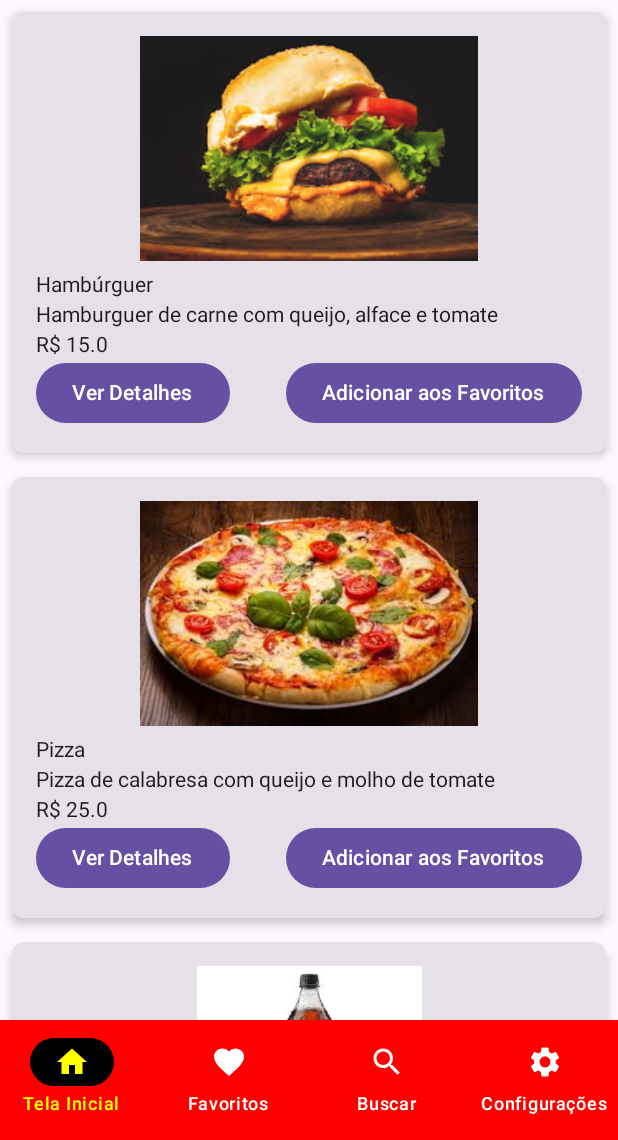
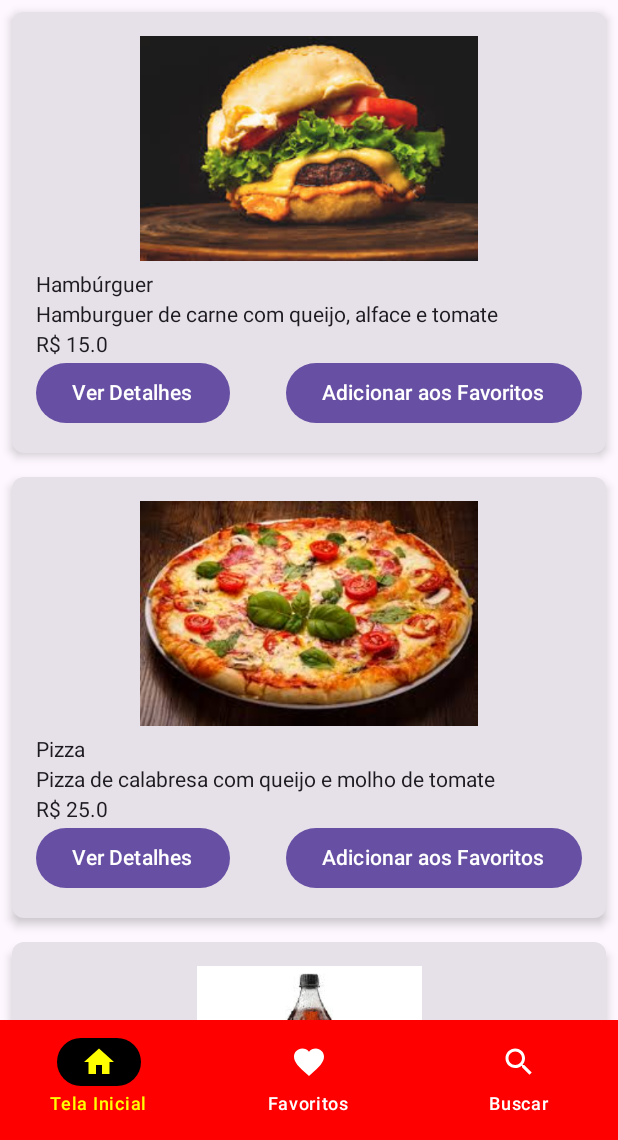
Before and after one commit to FGabriel-Lima/QuixaFood, an Android app built with Jetpack Compose: the screen it shows after launch (MainActivity), on a phone screen of 412 x 824 dp, the part 96-1236 px from its top. Run offline under Robolectric (Android 15) with nearby library versions, the phone set to English and light mode, and no system bars.

```diff
--- a/app/src/main/java/com/example/quixafood/navigation/NavGraph.kt
+++ b/app/src/main/java/com/example/quixafood/navigation/NavGraph.kt
@@ -20,49 +20,34 @@ import com.example.quixafood.ui.components.BottomNavigationBar
 import com.example.quixafood.ui.screens.FavoritesScreen
 import com.example.quixafood.ui.screens.HelpScreen
 import com.example.quixafood.ui.screens.HomeScreen
+import com.example.quixafood.ui.screens.SearchScreen
 import com.example.quixafood.ui.screens.SettingsScreen
-import com.example.quixafood.ui.screens.SearchScreen
 
-sealed class BottomBarScreen(val route: String, val icon:
-@Composable () -> Unit, val label: String) {
+sealed class BottomBarScreen(val route: String, val icon: @Composable () -> Unit, val label: String) {
     object Home : BottomBarScreen(
         route = "home",
-        icon = {
-            androidx.compose.material3.Icon(
-                Icons.Default.Home,
-                contentDescription = "Tela Inicial") },
+        icon = { androidx.compose.material3.Icon(Icons.Default.Home, contentDescription = "Tela Inicial") },
         label = "Tela Inicial"
     )
     object Favorites : BottomBarScreen(
         route = "favorites",
-        icon = {
-            androidx.compose.material3.Icon(Icons.Default.Favorite,
-                contentDescription = "Favorites") },
+        icon = { androidx.compose.material3.Icon(Icons.Default.Favorite, contentDescription = "Favoritos") },
         label = "Favoritos"
-    )
-    object Settings : BottomBarScreen(
-        route = "settings",
-        icon = {
-            androidx.compose.material3.Icon(Icons.Default.Settings,
-                contentDescription = "Settings") },
-        label = "Configurações"
     )
     object Help : BottomBarScreen(
         route = "help",
-        icon = {
-            androidx.compose.material3.Icon(Icons.Default.Info,
-                contentDescription = "Help") },
+        icon = { androidx.compose.material3.Icon(Icons.Default.Info, contentDescription = "Ajuda") },
         label = "Ajuda"
     )
     object Search : BottomBarScreen(
         route = "search",
-        icon = {
-            androidx.compose.material3.Icon(
-                Icons.Default.Search,  // Ícone de busca
-                contentDescription = "Buscar"
-            )
-        },
+        icon = { androidx.compose.material3.Icon(Icons.Default.Search, contentDescription = "Buscar") },
         label = "Buscar"
+    )
+    object Settings : BottomBarScreen( // Tela de Configurações
+        route = "settings",
+        icon = { androidx.compose.material3.Icon(Icons.Default.Settings, contentDescription = "Configurações") },
+        label = "Configurações"
     )
 }
 
@@ -72,7 +57,6 @@ fun NavGraph() {
     val navController = rememberNavController()
     Scaffold(
         bottomBar = {
-            // Passando o navController para o BottomNavigationBar
             BottomNavigationBar(navController = navController)
         }
     ) { innerPadding ->
@@ -98,12 +82,6 @@ fun NavGraph() {
                             restoreState = true
                         }
                     },
-                    onSettingsClick = {
-                        navController.navigate(BottomBarScreen.Settings.route) {
-                            popUpTo(navController.graph.startDestinationId) { inclusive = true }
-                            launchSingleTop = true
-                        }
-                    },
                     onHelpClick = {
                         navController.navigate(BottomBarScreen.Help.route) {
                             popUpTo(navController.graph.startDestinationId) { inclusive = true }
@@ -112,6 +90,9 @@ fun NavGraph() {
                     },
                     onLogoutClick = { context: Context ->
                         Toast.makeText(context, "Logout realizado com sucesso!", Toast.LENGTH_SHORT).show()
+                    },
+                    onSettingsClick = {
+                        navController.navigate(BottomBarScreen.Settings.route)
                     }
                 )
             }
@@ -119,11 +100,6 @@ fun NavGraph() {
             // Tela de Favoritos
             composable(BottomBarScreen.Favorites.route) {
                 FavoritesScreen()
-            }
-
-            // Tela de Configurações
-            composable(BottomBarScreen.Settings.route) {
-                SettingsScreen()
             }
 
             // Tela de Ajuda
@@ -135,6 +111,12 @@ fun NavGraph() {
             composable(BottomBarScreen.Search.route) {
                 SearchScreen(navController = navController)
             }
+
+            // Tela de Configurações
+            composable(BottomBarScreen.Settings.route) {
+                SettingsScreen()
+            }
+
         }
     }
 }
--- a/app/src/main/java/com/example/quixafood/ui/components/BottomNavigationBar.kt
+++ b/app/src/main/java/com/example/quixafood/ui/components/BottomNavigationBar.kt
@@ -8,9 +8,7 @@ import androidx.navigation.compose.currentBackStackEntryAsState
 import androidx.compose.material.icons.Icons
 import androidx.compose.material.icons.filled.Favorite
 import androidx.compose.material.icons.filled.Home
-import androidx.compose.material.icons.filled.Info
 import androidx.compose.material.icons.filled.Search
-import androidx.compose.material.icons.filled.Settings
 import androidx.compose.ui.graphics.vector.ImageVector
 
 @Composable
@@ -19,13 +17,12 @@ fun BottomNavigationBar(navController: NavController) {
         BottomBarItem("home", Icons.Default.Home, "Tela Inicial"),
         BottomBarItem("favorites", Icons.Default.Favorite, "Favoritos"),
         BottomBarItem("search", Icons.Default.Search, "Buscar"),
-        BottomBarItem("settings", Icons.Default.Settings, "Configurações")
     )
 
     val currentDestination = navController.currentBackStackEntryAsState().value?.destination
 
     NavigationBar(
-        containerColor = Color.Red // Cor de fundo da barra
+        containerColor = Color.Red
     ) {
         items.forEach { screen ->
             NavigationBarItem(
--- a/app/src/main/java/com/example/quixafood/ui/components/TopAppBarWithMenu.kt
+++ b/app/src/main/java/com/example/quixafood/ui/components/TopAppBarWithMenu.kt
@@ -27,22 +27,15 @@ import androidx.compose.ui.text.style.TextOverflow
 fun TopAppBarWithMenu(
     onHomeClick: () -> Unit,
     onFavoritesClick: () -> Unit,
-    onSettingsClick: () -> Unit,
     onHelpClick: () -> Unit,
-    onLogoutClick: (Context) -> Unit
+    onLogoutClick: (Context) -> Unit,
+    onSettingsClick: () -> Unit // Adicionando o parâmetro onSettingsClick
 ) {
     val context = LocalContext.current
     var expanded by remember { mutableStateOf(false) }
     TopAppBar(
         title = {
             Row(verticalAlignment = Alignment.Top) {
-//                Image(
-//                    painter = painterResource(id = R.drawable.icon), // Icone
-//                    contentDescription = "App Logo",
-//                    modifier = Modifier
-//                        .size(30.dp)
-//                        .padding(end = 8.dp)
-//                )
                 Text(
                     text = "QuixaFood",
                     style = MaterialTheme.typography.titleLarge,
@@ -77,17 +70,17 @@ fun TopAppBarWithMenu(
                     }
                 )
                 DropdownMenuItem(
-                    text = { Text("Configurações") },
-                    onClick = {
-                        expanded = false
-                        onSettingsClick()
-                    }
-                )
-                DropdownMenuItem(
                     text = { Text("Ajuda") },
                     onClick = {
                         expanded = false
                         onHelpClick()
+                    }
+                )
+                DropdownMenuItem(
+                    text = { Text("Configurações") },
+                    onClick = {
+                        expanded = false
+                        onSettingsClick()  // Chama a navegação para configurações
                     }
                 )
                 DropdownMenuItem(
--- a/app/src/main/java/com/example/quixafood/ui/screens/HomeScreen.kt
+++ b/app/src/main/java/com/example/quixafood/ui/screens/HomeScreen.kt
@@ -18,24 +18,24 @@ import com.example.quixafood.ui.components.TopAppBarWithMenu
 fun HomeScreen(
     onHomeClick: () -> Unit,
     onFavoritesClick: () -> Unit,
-    onSettingsClick: () -> Unit,
     onHelpClick: () -> Unit,
-    onLogoutClick: (Context) -> Unit
+    onLogoutClick: (Context) -> Unit,
+    onSettingsClick: () -> Unit  // Adicione o parâmetro aqui
 ) {
     Scaffold(
         topBar = {
             TopAppBarWithMenu(
                 onHomeClick = onHomeClick,
                 onFavoritesClick = onFavoritesClick,
-                onSettingsClick = onSettingsClick,
                 onHelpClick = onHelpClick,
-                onLogoutClick = onLogoutClick
+                onLogoutClick = onLogoutClick,
+                onSettingsClick = onSettingsClick  // Passando para o TopAppBar
             )
         }
     ) { innerPadding ->
         Column(modifier = Modifier.padding(innerPadding)) {
             LazyColumn {
-                items(mockItens){ item ->
+                items(mockItens) { item ->
                     ItemCardView(itens = item, onFavoriteClick = {
                         item.isFavorite.value = !item.isFavorite.value
                     })
```
